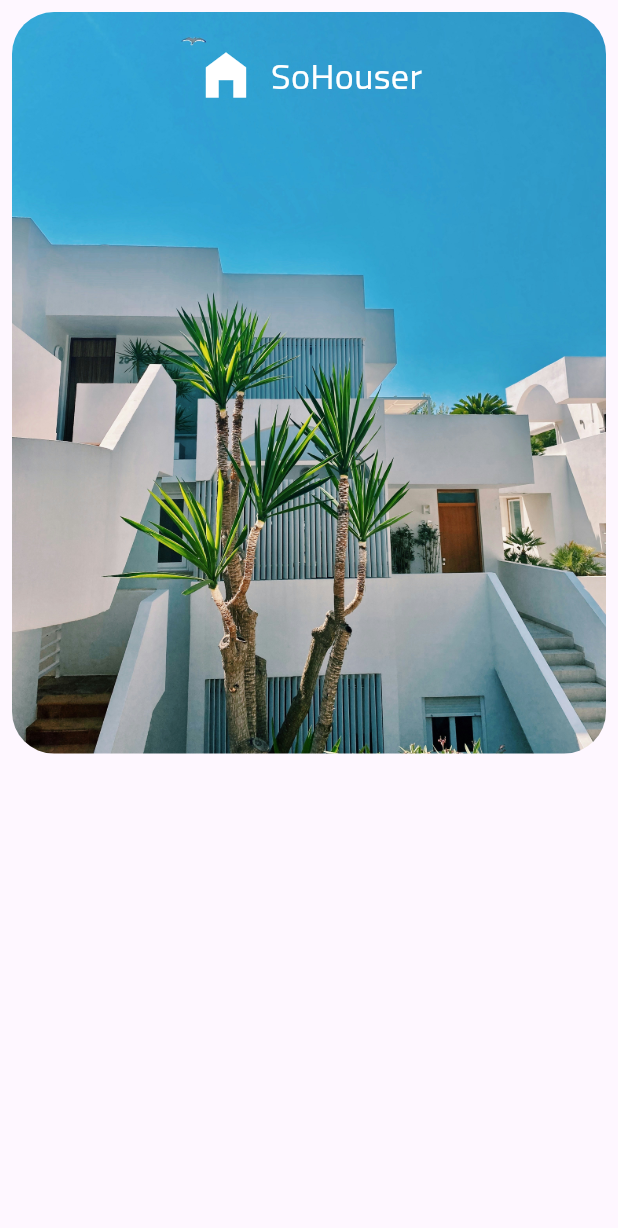
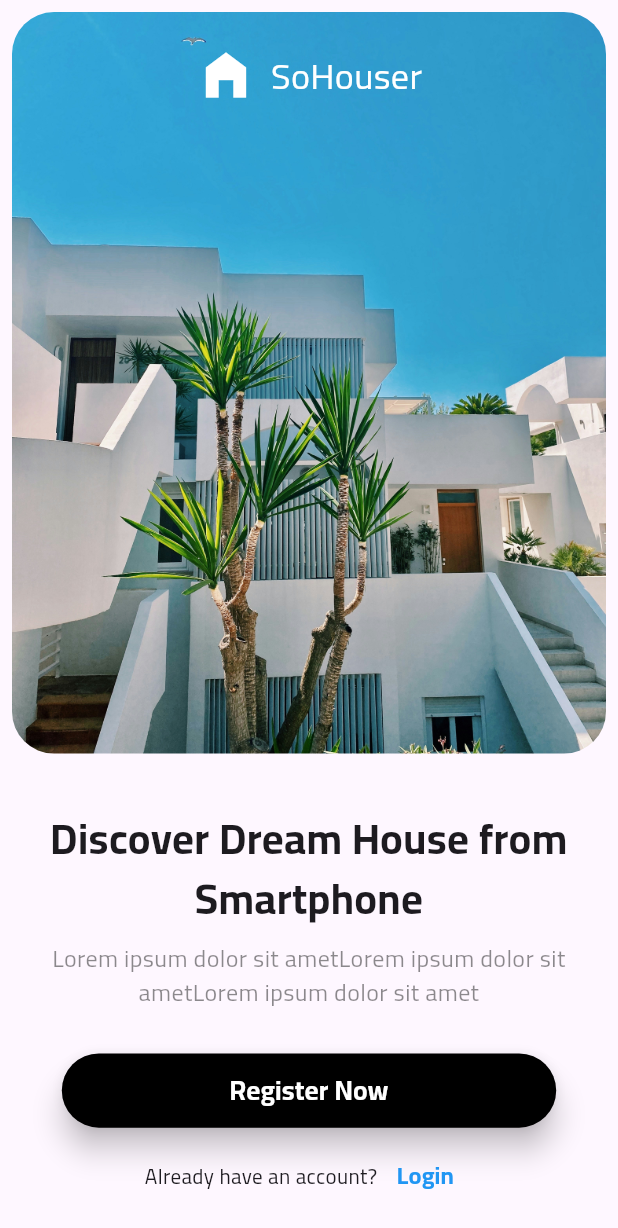
Before and after one commit to hashem2770/so_houser, a Flutter app: the screen it shows after launch, on a phone screen of 412 x 824 dp. Shown: the top 1228 px of the screen. Run offline on Flutter 3.47's test engine with Material 3 defaults, Android fonts, the phone set to English and light mode, and no system bars.

Commit message:
Welcome View UI Done

```diff
--- a/lib/features/views/welcome_view/welcome_view.dart
+++ b/lib/features/views/welcome_view/welcome_view.dart
@@ -10,6 +10,7 @@ class WelcomeView extends StatelessWidget {
     return Scaffold(
         body: SingleChildScrollView(
       child: Column(
+        crossAxisAlignment: CrossAxisAlignment.center,
         children: [
           Stack(
             children: [
@@ -46,6 +47,59 @@ class WelcomeView extends StatelessWidget {
               ),
             ],
           ),
+          SizedBox(height: width * 0.07),
+          const Text(
+            'Discover Dream House from Smartphone',
+            textAlign: TextAlign.center,
+            style: TextStyle(fontSize: 28, fontWeight: FontWeight.bold),
+          ),
+          SizedBox(height: width * 0.02),
+          Padding(
+            padding: const EdgeInsets.symmetric(horizontal: 28.0),
+            child: Text(
+              'Lorem ipsum dolor sit amet' * 3,
+              textAlign: TextAlign.center,
+              style: const TextStyle(fontSize: 16, color: Colors.black45),
+            ),
+          ),
+          SizedBox(height: width * 0.07),
+          ElevatedButton(
+            onPressed: () {},
+            style: ElevatedButton.styleFrom(
+              shape: const StadiumBorder(),
+              backgroundColor: Colors.black,
+              elevation: 8,
+              minimumSize: Size(width * 0.8, height * 0.06),
+            ),
+            child: const Text(
+              'Register Now',
+              style: TextStyle(
+                  fontSize: 18,
+                  fontWeight: FontWeight.bold,
+                  color: Colors.white),
+            ),
+          ),
+          SizedBox(height: width * 0.02),
+          Row(mainAxisAlignment: MainAxisAlignment.center, children: [
+            const Text(
+              'Already have an account?',
+            ),
+            TextButton(
+              onPressed: () {},
+              style: TextButton.styleFrom(
+                foregroundColor: Colors.blue,
+                padding: const EdgeInsets.symmetric(horizontal: 8.0),
+              ),
+              child: const Text(
+                'Login',
+                style: TextStyle(
+                  fontSize: 16,
+                  fontWeight: FontWeight.bold,
+                  color: Colors.blue,
+                ),
+              ),
+            ),
+          ]),
         ],
       ),
     ));
```
